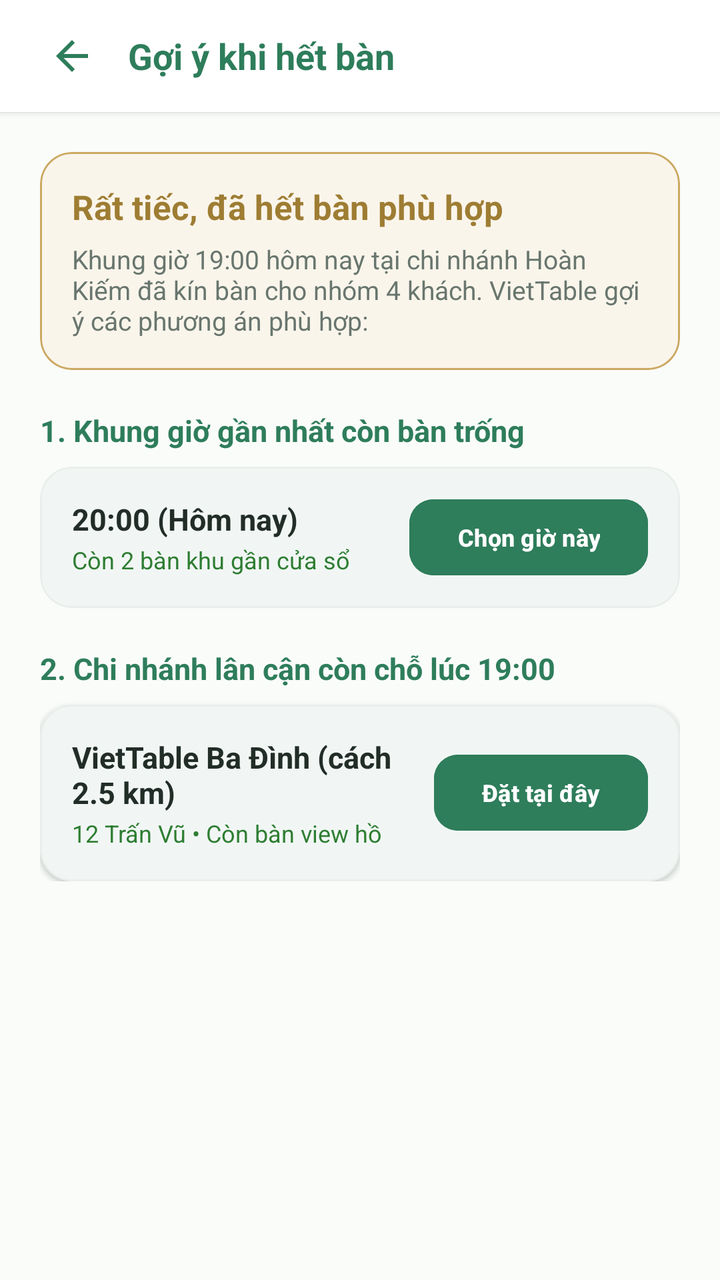
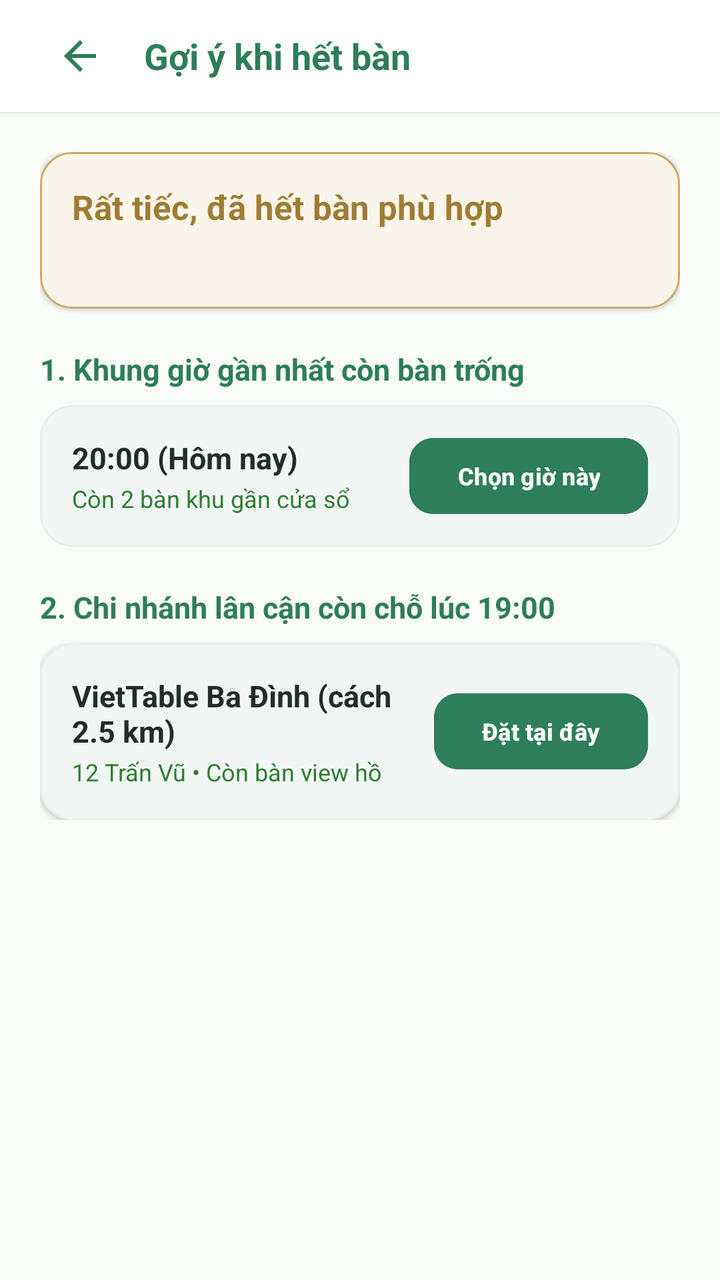

Compare the two renders of this Android layout. The source of the first and the diff that turns it into the second are given below.
<!-- AndroidManifest.xml: application theme Theme.VietTable -->
<!-- res/layout/fragment_res_no_table.xml -->
<?xml version="1.0" encoding="utf-8"?>
<ScrollView
    xmlns:android="http://schemas.android.com/apk/res/android"
    xmlns:app="http://schemas.android.com/apk/res-auto"
    android:layout_width="match_parent"
    android:layout_height="match_parent"
    android:background="@color/bg_cream"
    android:fillViewport="true">

    <LinearLayout
        android:layout_width="match_parent"
        android:layout_height="wrap_content"
        android:orientation="vertical">

        
        <LinearLayout
            android:layout_width="match_parent"
            android:layout_height="wrap_content"
            android:minHeight="56dp"
            android:tag="safe_top"
            android:background="@color/surface"
            android:elevation="2dp"
            android:gravity="center_vertical"
            android:orientation="horizontal"
            android:paddingHorizontal="16dp">

            <ImageButton
                android:id="@+id/btnBack"
                android:layout_width="40dp"
                android:layout_height="40dp"
                android:background="?attr/selectableItemBackgroundBorderless"
                android:src="@drawable/ic_back"
                app:tint="@color/primary" />

            <TextView
                android:layout_width="0dp"
                android:layout_height="wrap_content"
                android:layout_marginStart="8dp"
                android:layout_weight="1"
                android:text="Gợi ý khi hết bàn"
                android:textColor="@color/primary"
                android:textSize="18sp"
                android:textStyle="bold" />
        </LinearLayout>

        <LinearLayout
            android:layout_width="match_parent"
            android:layout_height="wrap_content"
            android:orientation="vertical"
            android:padding="20dp">

            
            <com.google.android.material.card.MaterialCardView
                style="@style/Widget.VietTable.Card.Gold"
                android:layout_width="match_parent"
                android:layout_height="wrap_content">

                <LinearLayout
                    android:layout_width="match_parent"
                    android:layout_height="wrap_content"
                    android:orientation="vertical"
                    android:padding="16dp">

                    <TextView
                        android:layout_width="match_parent"
                        android:layout_height="wrap_content"
                        android:text="@string/res_no_table_title"
                        android:textColor="@color/accent_gold_dark"
                        android:textSize="17sp"
                        android:textStyle="bold" />

                    <TextView
                        android:layout_width="match_parent"
                        android:layout_height="wrap_content"
                        android:layout_marginTop="6dp"
                        android:text="Khung giờ 19:00 hôm nay tại chi nhánh Hoàn Kiếm đã kín bàn cho nhóm 4 khách. VietTable gợi ý các phương án phù hợp:"
                        android:textColor="@color/text_secondary"
                        android:textSize="13sp" />
                </LinearLayout>
            </com.google.android.material.card.MaterialCardView>

            
            <TextView
                android:layout_width="match_parent"
                android:layout_height="wrap_content"
                android:layout_marginTop="20dp"
                android:text="1. Khung giờ gần nhất còn bàn trống"
                android:textColor="@color/primary"
                android:textSize="15sp"
                android:textStyle="bold" />

            <com.google.android.material.card.MaterialCardView
                android:id="@+id/cardSuggestionTime"
                style="@style/Widget.VietTable.Card"
                android:layout_width="match_parent"
                android:layout_height="wrap_content"
                android:layout_marginTop="8dp">

                <LinearLayout
                    android:layout_width="match_parent"
                    android:layout_height="wrap_content"
                    android:gravity="center_vertical"
                    android:orientation="horizontal"
                    android:padding="16dp">

                    <LinearLayout
                        android:layout_width="0dp"
                        android:layout_height="wrap_content"
                        android:layout_weight="1"
                        android:orientation="vertical">

                        <TextView
                            android:layout_width="wrap_content"
                            android:layout_height="wrap_content"
                            android:text="20:00 (Hôm nay)"
                            android:textColor="@color/text_primary"
                            android:textSize="15sp"
                            android:textStyle="bold" />

                        <TextView
                            android:layout_width="wrap_content"
                            android:layout_height="wrap_content"
                            android:layout_marginTop="2dp"
                            android:text="Còn 2 bàn khu gần cửa sổ"
                            android:textColor="@color/semantic_success"
                            android:textSize="12sp" />
                    </LinearLayout>

                    <com.google.android.material.button.MaterialButton
                        android:id="@+id/btnSelectSuggestedTime"
                        style="@style/Widget.VietTable.Button.Primary"
                        android:layout_width="wrap_content"
                        android:layout_height="38dp"
                        android:insetTop="0dp"
                        android:insetBottom="0dp"
                        android:text="Chọn giờ này"
                        android:textSize="12sp" />
                </LinearLayout>
            </com.google.android.material.card.MaterialCardView>

            
            <TextView
                android:layout_width="match_parent"
                android:layout_height="wrap_content"
                android:layout_marginTop="20dp"
                android:text="2. Chi nhánh lân cận còn chỗ lúc 19:00"
                android:textColor="@color/primary"
                android:textSize="15sp"
                android:textStyle="bold" />

            <com.google.android.material.card.MaterialCardView
                android:id="@+id/cardSuggestionBranch"
                style="@style/Widget.VietTable.Card"
                android:layout_width="match_parent"
                android:layout_height="wrap_content"
                android:layout_marginTop="8dp">

                <LinearLayout
                    android:layout_width="match_parent"
                    android:layout_height="wrap_content"
                    android:gravity="center_vertical"
                    android:orientation="horizontal"
                    android:padding="16dp">

                    <LinearLayout
                        android:layout_width="0dp"
                        android:layout_height="wrap_content"
                        android:layout_weight="1"
                        android:orientation="vertical">

                        <TextView
                            android:layout_width="wrap_content"
                            android:layout_height="wrap_content"
                            android:text="VietTable Ba Đình (cách 2.5 km)"
                            android:textColor="@color/text_primary"
                            android:textSize="15sp"
                            android:textStyle="bold" />

                        <TextView
                            android:layout_width="wrap_content"
                            android:layout_height="wrap_content"
                            android:layout_marginTop="2dp"
                            android:text="12 Trấn Vũ • Còn bàn view hồ"
                            android:textColor="@color/semantic_success"
                            android:textSize="12sp" />
                    </LinearLayout>

                    <com.google.android.material.button.MaterialButton
                        android:id="@+id/btnSelectSuggestedBranch"
                        style="@style/Widget.VietTable.Button.Primary"
                        android:layout_width="wrap_content"
                        android:layout_height="38dp"
                        android:insetTop="0dp"
                        android:insetBottom="0dp"
                        android:text="Đặt tại đây"
                        android:textSize="12sp" />
                </LinearLayout>
            </com.google.android.material.card.MaterialCardView>

        </LinearLayout>
    </LinearLayout>
</ScrollView>
<!-- resources referenced by this layout -->
<resources>
  <color name="accent_gold_dark">#9E7D33</color>
  <color name="bg_cream">#FAFCFA</color>
  <color name="primary">#2E7D5B</color>
  <color name="semantic_success">#2E7D32</color>
  <color name="surface">#FFFFFF</color>
  <color name="text_primary">#222D27</color>
  <color name="text_secondary">#68766E</color>
  <string name="res_no_table_title">Rất tiếc, đã hết bàn phù hợp</string>
  <style name="Theme.VietTable" parent="Base.Theme.VietTable" />
  <dimen name="btn_height_primary">52dp</dimen>
  <dimen name="radius_medium">12dp</dimen>
  <dimen name="radius_large">16dp</dimen>
  <dimen name="card_elevation">1.5dp</dimen>
  <color name="divider">#E9EFEB</color>
  <dimen name="card_stroke_width">1dp</dimen>
  <color name="accent_gold_container">#FAF5EB</color>
  <color name="accent_gold">#CCA862</color>
  <style name="Base.Theme.VietTable" parent="Theme.Material3.Light.NoActionBar">
          
          <item name="colorPrimary">@color/primary</item>
          <item name="colorPrimaryDark">@color/primary_dark</item>
          <item name="colorOnPrimary">@color/on_primary</item>
          <item name="colorPrimaryContainer">@color/primary_container</item>
          <item name="colorOnPrimaryContainer">@color/on_primary_container</item>
  
          <item name="colorSecondary">@color/accent_gold</item>
          <item name="colorOnSecondary">@color/white</item>
          <item name="colorSecondaryContainer">@color/accent_gold_container</item>
          <item name="colorOnSecondaryContainer">@color/accent_gold_dark</item>
  
          <item name="android:colorBackground">@color/bg_cream</item>
          <item name="colorSurface">@color/surface</item>
          <item name="colorOnSurface">@color/text_primary</item>
          <item name="colorSurfaceVariant">@color/surface_variant</item>
  
          <item name="colorError">@color/semantic_error</item>
          <item name="colorOnError">@color/white</item>
  
          
          <item name="android:statusBarColor">@android:color/transparent</item>
          <item name="android:windowLightStatusBar">true</item>
          <item name="android:navigationBarColor">@android:color/transparent</item>
          <item name="android:windowLightNavigationBar">true</item>
  
          
          <item name="colorAccent">@color/primary</item>
          <item name="alertDialogTheme">@style/ThemeOverlay.VietTable.Dialog.Alert</item>
          <item name="materialAlertDialogTheme">@style/ThemeOverlay.VietTable.MaterialAlertDialog</item>
          <item name="buttonBarPositiveButtonStyle">@style/Widget.VietTable.Dialog.Button.Positive</item>
          <item name="buttonBarNegativeButtonStyle">@style/Widget.VietTable.Dialog.Button.Negative</item>
          <item name="buttonBarNeutralButtonStyle">@style/Widget.VietTable.Dialog.Button.Neutral</item>
          <item name="materialButtonStyle">@style/Widget.VietTable.Button.Primary</item>
          <item name="materialButtonOutlinedStyle">@style/Widget.VietTable.Button.Outlined</item>
          <item name="borderlessButtonStyle">@style/Widget.VietTable.Button.Text</item>
          <item name="materialCardViewStyle">@style/Widget.VietTable.Card</item>
          <item name="textInputStyle">@style/Widget.VietTable.TextInputLayout</item>
          <item name="toolbarStyle">@style/Widget.VietTable.Toolbar</item>
          <item name="bottomNavigationStyle">@style/Widget.VietTable.BottomNavigationView</item>
      </style>
  <dimen name="text_button">14sp</dimen>
  <color name="primary_dark">#24654A</color>
  <color name="on_primary">#FFFFFF</color>
  <color name="primary_container">#EEF7F2</color>
  <color name="on_primary_container">#1B4E38</color>
  <color name="white">#FFFFFFFF</color>
  <color name="surface_variant">#F3F7F5</color>
  <color name="semantic_error">#D32F2F</color>
  <color name="transparent">#00000000</color>
  <!-- unchanged entries left out for length: 19 -->
</resources>

<!-- the commit's change to res/layout/fragment_res_no_table.xml (unified diff, before → after) -->
@@ -24,10 +24,11 @@
             android:orientation="horizontal"
             android:paddingHorizontal="16dp">
 
-            <ImageButton
-                android:id="@+id/btnBack"
-                android:layout_width="40dp"
-                android:layout_height="40dp"
+        <ImageButton
+            android:id="@+id/btnBack"
+            android:layout_width="48dp"
+            android:layout_height="48dp"
+            android:contentDescription="@string/a11y_back"
                 android:background="?attr/selectableItemBackgroundBorderless"
                 android:src="@drawable/ic_back"
                 app:tint="@color/primary" />
@@ -73,7 +74,7 @@
                         android:layout_width="match_parent"
                         android:layout_height="wrap_content"
                         android:layout_marginTop="6dp"
-                        android:text="Khung giờ 19:00 hôm nay tại chi nhánh Hoàn Kiếm đã kín bàn cho nhóm 4 khách. VietTable gợi ý các phương án phù hợp:"
+                        android:text=""
                         android:textColor="@color/text_secondary"
                         android:textSize="13sp" />
                 </LinearLayout>
<!-- resource entries referenced after the edit -->
@@ -7,6 +7,7 @@
   <color name="surface">#FFFFFF</color>
   <color name="text_primary">#222D27</color>
   <color name="text_secondary">#68766E</color>
+  <string name="a11y_back">Quay lại</string>
   <string name="res_no_table_title">Rất tiếc, đã hết bàn phù hợp</string>
   <style name="Theme.VietTable" parent="Base.Theme.VietTable" />
   <dimen name="btn_height_primary">52dp</dimen>
@@ -42,7 +43,6 @@
           <item name="android:statusBarColor">@android:color/transparent</item>
           <item name="android:windowLightStatusBar">true</item>
           <item name="android:navigationBarColor">@android:color/transparent</item>
-          <item name="android:windowLightNavigationBar">true</item>
   
           
           <item name="colorAccent">@color/primary</item>
